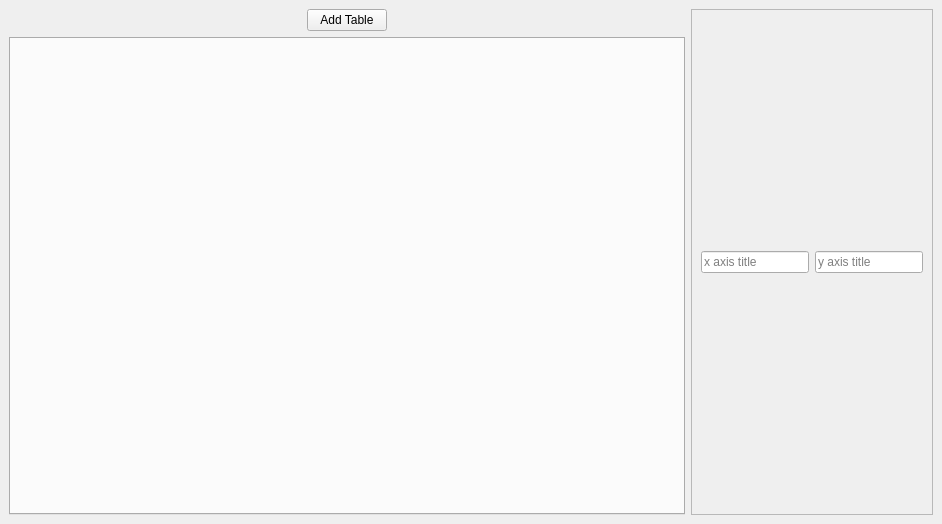
Qt form WWplot/ui/application_window.ui (wwmm/wwplot) before a commit.
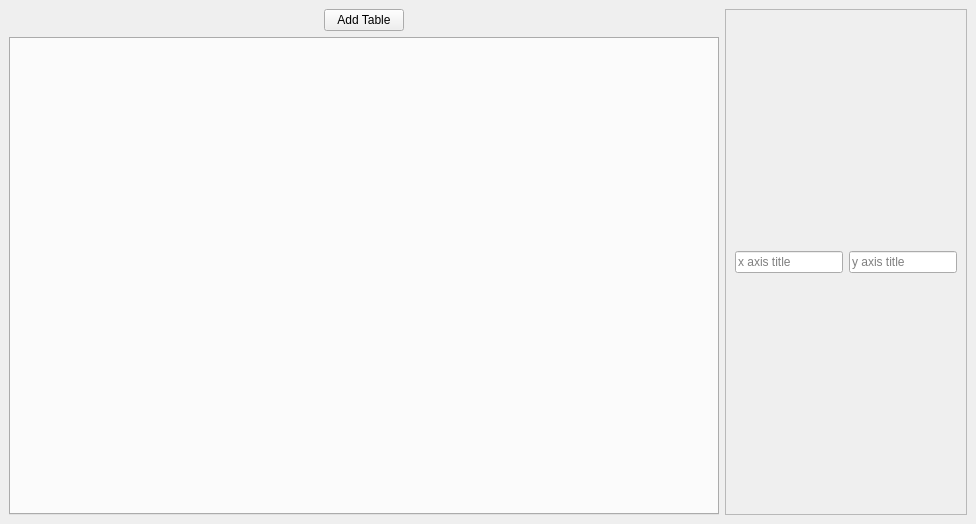
The same form after that commit.

The edit to the form file:
```diff
--- a/WWplot/ui/application_window.ui
+++ b/WWplot/ui/application_window.ui
@@ -6,7 +6,7 @@
    <rect>
     <x>0</x>
     <y>0</y>
-    <width>942</width>
+    <width>976</width>
     <height>524</height>
    </rect>
   </property>
```
